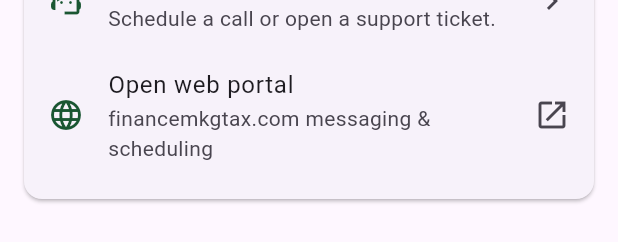
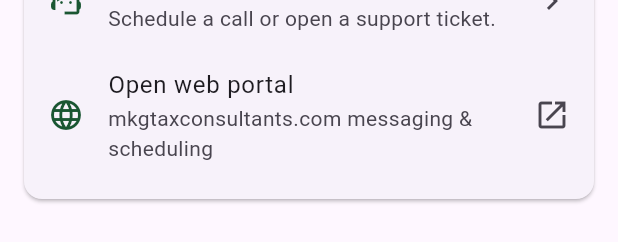
Before and after one commit to mkgenterprisescorp/mkg-tax-mobile, a Flutter app: the AdvisorChatScreen widget shown alone on an empty page, opened directly, on a phone screen of 412 x 824 dp. Shown: the part 653-895 px from the top of the screen. Run offline on Flutter 3.47's test engine with Material 3 defaults, Android fonts, the phone set to English and light mode, and no system bars; our stand-ins replace cookie_jar, dio, dio_cookie_manager, file_picker, flutter_riverpod, flutter_secure_storage and 1 more; accounts and stored records are empty.

Commit message:
fix: point portal deep links at mkgtaxconsultants.com
Use AppConfig.webRoot for web-portal launchers and status chips so the
client matches the authoritative portal host.

```diff
--- a/lib/features/chat/presentation/advisor_chat_screen.dart
+++ b/lib/features/chat/presentation/advisor_chat_screen.dart
@@ -4,6 +4,7 @@ import 'package:go_router/go_router.dart';
 import 'package:url_launcher/url_launcher.dart';
 
 import '../../../core/api/portal_repository.dart';
+import '../../../core/config/app_config.dart';
 import '../../../core/network/api_error_mapper.dart';
 import '../../../core/theme/mkg_theme.dart';
 import '../../../core/widgets/mkg_widgets.dart';
@@ -289,10 +290,10 @@ class _AdvisorChatScreenState extends ConsumerState<AdvisorChatScreen> {
                   contentPadding: EdgeInsets.zero,
                   leading: const Icon(Icons.language_outlined, color: MkgColors.primary),
                   title: const Text('Open web portal'),
-                  subtitle: const Text('financemkgtax.com messaging & scheduling'),
+                  subtitle: Text('${Uri.parse(AppConfig.webRoot).host} messaging & scheduling'),
                   trailing: const Icon(Icons.open_in_new),
                   onTap: () => launchUrl(
-                    Uri.parse('https://financemkgtax.com'),
+                    Uri.parse(AppConfig.webRoot),
                     mode: LaunchMode.externalApplication,
                   ),
                 ),
--- a/lib/features/forms/presentation/forms_list_screen.dart
+++ b/lib/features/forms/presentation/forms_list_screen.dart
@@ -4,6 +4,7 @@ import 'package:go_router/go_router.dart';
 
 import '../../../core/api/portal_repository.dart';
 import '../../../core/auth/app_roles.dart';
+import '../../../core/config/app_config.dart';
 import '../../../core/network/api_error_mapper.dart';
 import '../../../core/theme/mkg_theme.dart';
 import '../../../core/widgets/mkg_widgets.dart';
@@ -148,7 +149,7 @@ class _FormsListScreenState extends ConsumerState<FormsListScreen> {
                   children: [
                     StatusChip(label: caps.edition.label, color: MkgColors.accent),
                     StatusChip(label: caps.role, color: Colors.white),
-                    StatusChip(label: 'financemkgtax.com', color: Colors.white),
+                    StatusChip(label: Uri.parse(AppConfig.webRoot).host, color: Colors.white),
                     StatusChip(
                       label: verified ? 'Identity verified' : 'Verify identity',
                       color: verified ? MkgColors.accent : Colors.white70,
--- a/lib/features/iero/presentation/iero_extraction_screen.dart
+++ b/lib/features/iero/presentation/iero_extraction_screen.dart
@@ -4,6 +4,7 @@ import 'package:go_router/go_router.dart';
 import 'package:url_launcher/url_launcher.dart';
 
 import '../../../core/api/portal_repository.dart';
+import '../../../core/config/app_config.dart';
 import '../../../core/network/api_error_mapper.dart';
 import '../../../core/theme/mkg_theme.dart';
 import '../../../core/widgets/mkg_widgets.dart';
@@ -277,7 +278,7 @@ class _IeroExtractionScreenState extends ConsumerState<IeroExtractionScreen> {
                 ),
                 TextButton(
                   onPressed: () => launchUrl(
-                    Uri.parse('https://financemkgtax.com'),
+                    Uri.parse(AppConfig.webRoot),
                     mode: LaunchMode.externalApplication,
                   ),
                   child: const Text('Open full tool on web'),
--- a/lib/features/more/presentation/feature_screens.dart
+++ b/lib/features/more/presentation/feature_screens.dart
@@ -489,7 +489,7 @@ class SupportScreen extends StatelessWidget {
             leading: const Icon(Icons.language, color: MkgColors.primary),
             title: const Text('Open web portal'),
             onTap: () => launchUrl(
-              Uri.parse('https://financemkgtax.com'),
+              Uri.parse(AppConfig.webRoot),
               mode: LaunchMode.externalApplication,
             ),
           ),
```
Also changed, not shown: 1 other file.
